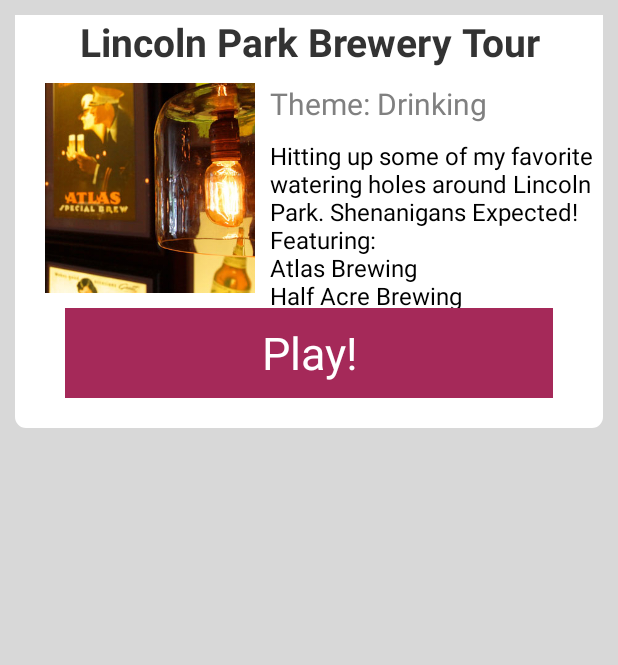
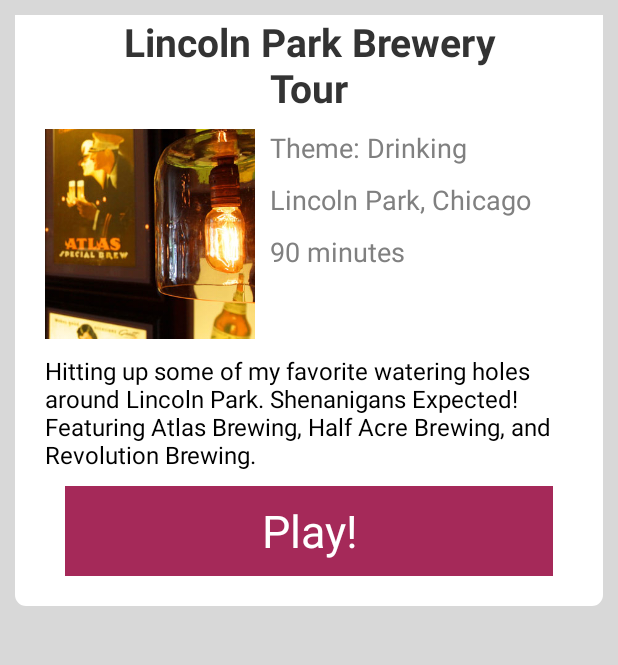
Before and after one commit to cassieramen/TheHunt, an Android app: the HuntDescription screen opened directly, with no data from a screen before it, on a phone screen of 412 x 824 dp, the part 90-755 px from its top. Run offline under Robolectric (Android 15) with nearby library versions, the phone set to English and light mode, and no system bars; libraries missing offline, so code that uses them is left out: com.jeremyfeinstein.slidingmenu; 10 statements that could not run were skipped.

Commit message:
Finished hunt description redesign. You can look at it now.

```diff
--- a/TheHunt/The Hunt/src/main/java/com/thehunt/app/HuntDescription.java
+++ b/TheHunt/The Hunt/src/main/java/com/thehunt/app/HuntDescription.java
@@ -25,8 +25,8 @@ public class HuntDescription extends Activity {
         txt.setTypeface(font);
 
         String descriptionText = "Hitting up some of my favorite watering holes " +
-                "around Lincoln Park. Shenanigans Expected! Featuring:\nAtlas " +
-                "Brewing\nHalf Acre Brewing\nRevolution Brewing";
+                "around Lincoln Park. Shenanigans Expected! Featuring Atlas " +
+                "Brewing, Half Acre Brewing, and Revolution Brewing.";
 
         TextView descriptionTextView = (TextView) findViewById(R.id.description);
         descriptionTextView.setText(descriptionText);
--- a/TheHunt/The Hunt/src/main/res/layout/description.xml
+++ b/TheHunt/The Hunt/src/main/res/layout/description.xml
@@ -27,6 +27,8 @@
                 android:id="@+id/title_text"
                 android:layout_width="match_parent"
                 android:layout_height="wrap_content"
+                android:paddingLeft="50dip"
+                android:paddingRight="50dip"
                 android:textSize="26sp"
                 android:gravity="center"
                 android:text="Lincoln Park Brewery Tour"
@@ -46,7 +48,7 @@
                 android:id="@+id/tags"
                 android:layout_width="260dip"
                 android:layout_height="wrap_content"
-                android:textSize="20sp"
+                android:textSize="18sp"
                 android:layout_below="@id/title_text"
                 android:layout_toRightOf="@id/huntPhoto"
                 android:layout_marginTop="10dip"
@@ -56,15 +58,40 @@
                 android:layout_centerHorizontal="true" />
 
             <TextView
+                    android:id="@+id/location"
+                    android:layout_width="260dip"
+                    android:layout_height="wrap_content"
+                    android:textSize="18sp"
+                    android:layout_below="@id/tags"
+                    android:layout_toRightOf="@id/huntPhoto"
+                    android:layout_marginTop="10dip"
+                    android:layout_marginLeft="10dip"
+                    android:text="Lincoln Park, Chicago"
+                    android:textColor="@color/gray"
+                    android:layout_centerHorizontal="true" />
+
+            <TextView
+                    android:id="@+id/duration"
+                    android:layout_width="260dip"
+                    android:layout_height="wrap_content"
+                    android:textSize="18sp"
+                    android:layout_below="@id/location"
+                    android:layout_toRightOf="@id/huntPhoto"
+                    android:layout_marginTop="10dip"
+                    android:layout_marginLeft="10dip"
+                    android:text="90 minutes"
+                    android:textColor="@color/gray"
+                    android:layout_centerHorizontal="true" />
+
+            <TextView
                 android:id="@+id/description"
                 android:layout_width="fill_parent"
                 android:layout_height="wrap_content"
-                android:layout_below="@id/tags"
-                android:layout_toRightOf="@id/huntPhoto"
+                android:layout_below="@id/huntPhoto"
                 android:text="Explore Lincoln Park!"
                 android:textSize="16sp"
                 android:textColor="@color/black"
-                android:layout_marginLeft="10dip"
+                android:layout_marginLeft="20dip"
                 android:layout_marginTop="10dip"/>
 
             <TextView
@@ -77,7 +104,7 @@
                 android:textSize="30sp"
                 android:layout_centerHorizontal="true"
                 android:gravity="center"
-                android:layout_below="@id/huntPhoto"
+                android:layout_below="@id/description"
                 android:layout_marginBottom="10dip"
                 android:layout_marginTop="10dip"/>
         </RelativeLayout>
```
